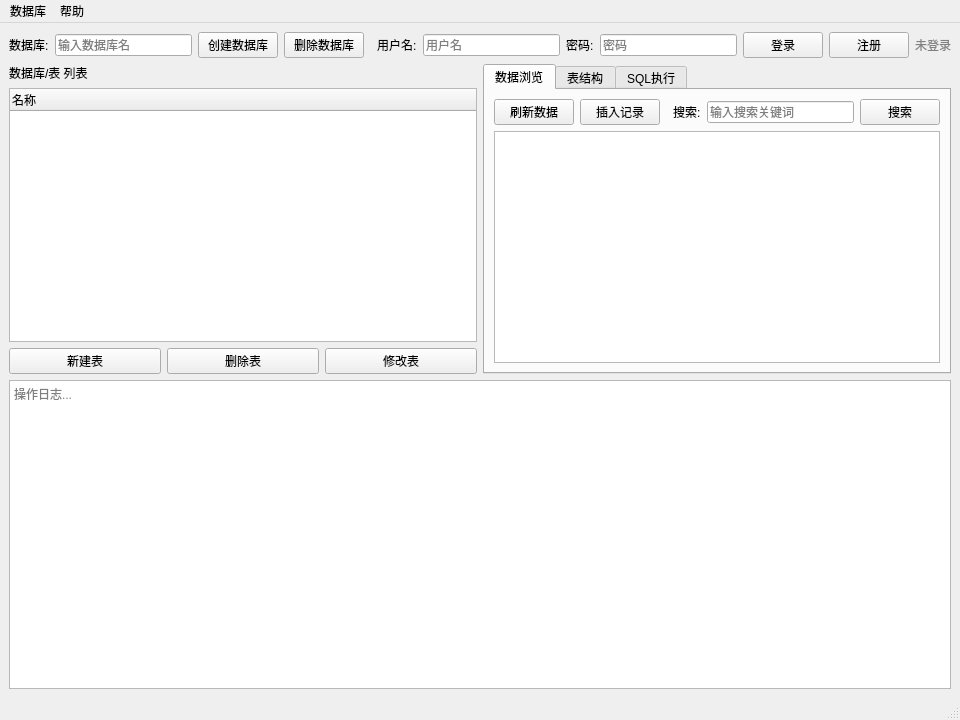
Above: mainwindow.ui from ZhenZhen0609/DataBase before the change. Below: the same form after it.
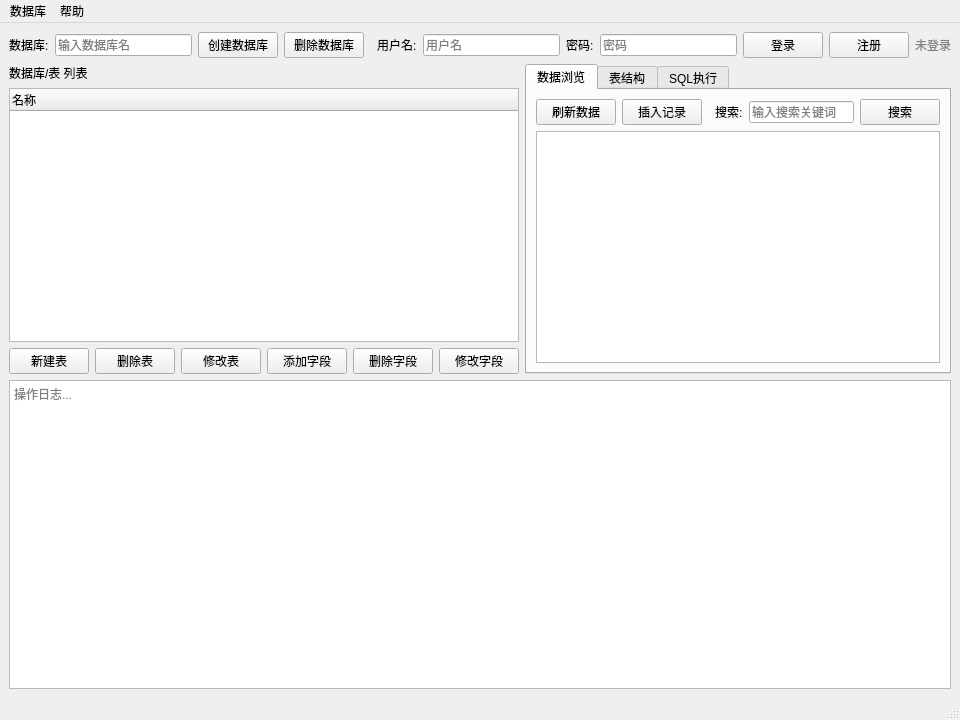
That is the form after the change.

Commit message: 添加UI：表字段的增删改查

```diff
--- a/mainwindow.ui
+++ b/mainwindow.ui
@@ -155,6 +155,27 @@
             </property>
            </widget>
           </item>
+          <item>
+           <widget class="QPushButton" name="btnAddField">
+            <property name="text">
+             <string>添加字段</string>
+            </property>
+           </widget>
+          </item>
+          <item>
+           <widget class="QPushButton" name="btnDropField">
+            <property name="text">
+             <string>删除字段</string>
+            </property>
+           </widget>
+          </item>
+          <item>
+           <widget class="QPushButton" name="btnAlterField">
+            <property name="text">
+             <string>修改字段</string>
+            </property>
+           </widget>
+          </item>
          </layout>
         </item>
        </layout>
```
Left out of the diff: 19 changed lines with no effect on the pictures. The commit also changes 2 other files.
